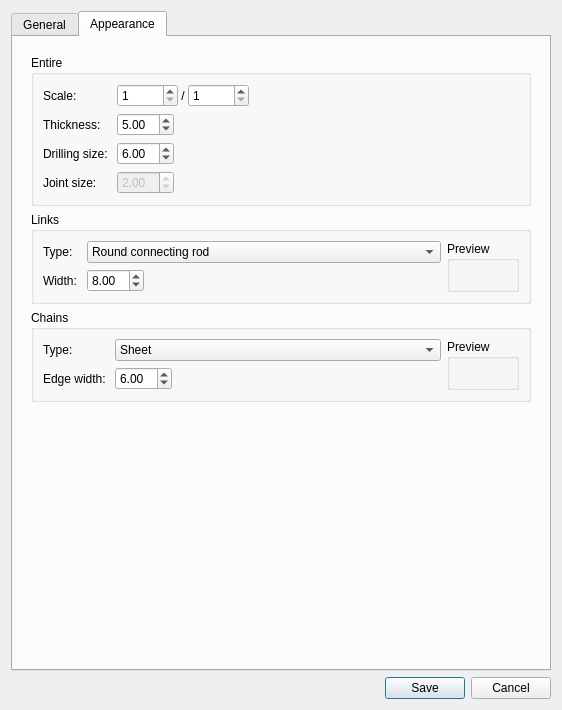
The window that core/io/slvsType.ui (KmolYuan/Pyslvs-UI) describes before a commit, drawn with Qt 5.
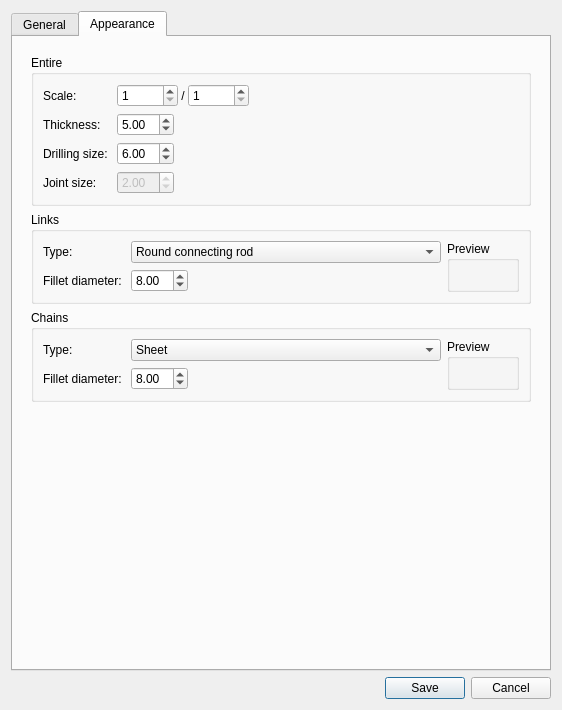
The same window after the commit. The open tabs and pages were chosen to show the change. Icons and pictures are not drawn.

```diff
--- a/core/io/slvsType.ui
+++ b/core/io/slvsType.ui
@@ -772,7 +772,7 @@
                <item row="1" column="0">
                 <widget class="QLabel" name="label_10">
                  <property name="text">
-                  <string>Width: </string>
+                  <string>Fillet diameter: </string>
                  </property>
                 </widget>
                </item>
@@ -873,7 +873,7 @@
                     <double>0.010000000000000</double>
                    </property>
                    <property name="value">
-                    <double>6.000000000000000</double>
+                    <double>8.000000000000000</double>
                    </property>
                   </widget>
                  </item>
@@ -895,7 +895,7 @@
                <item row="1" column="0">
                 <widget class="QLabel" name="label_14">
                  <property name="text">
-                  <string>Edge width: </string>
+                  <string>Fillet diameter: </string>
                  </property>
                 </widget>
                </item>
```
